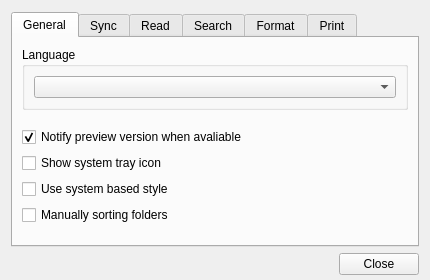
The window that src/ui/wizpreferencedialog.ui (WizTeam/WizQTClient) describes before a commit, drawn with Qt 5.
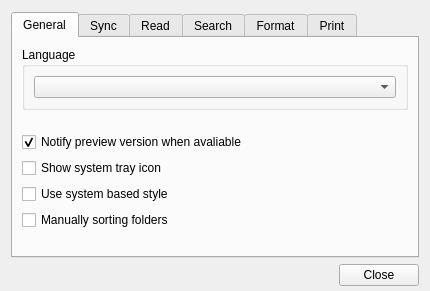
The same window after the commit.

What changed in the file:
```diff
--- a/src/ui/wizpreferencedialog.ui
+++ b/src/ui/wizpreferencedialog.ui
@@ -7,7 +7,7 @@
     <x>0</x>
     <y>0</y>
     <width>430</width>
-    <height>280</height>
+    <height>291</height>
    </rect>
   </property>
   <property name="sizePolicy">
@@ -19,13 +19,13 @@
   <property name="minimumSize">
    <size>
     <width>430</width>
-    <height>280</height>
+    <height>290</height>
    </size>
   </property>
   <property name="maximumSize">
    <size>
     <width>430</width>
-    <height>280</height>
+    <height>291</height>
    </size>
   </property>
   <property name="windowTitle">
```
